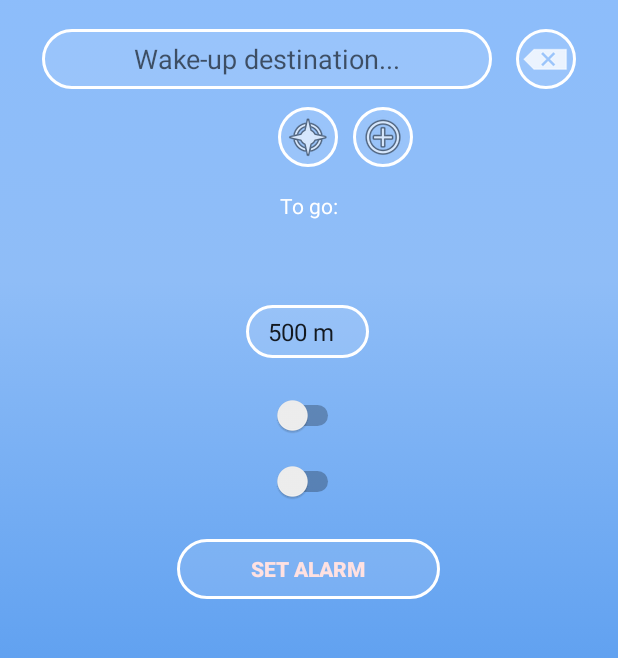
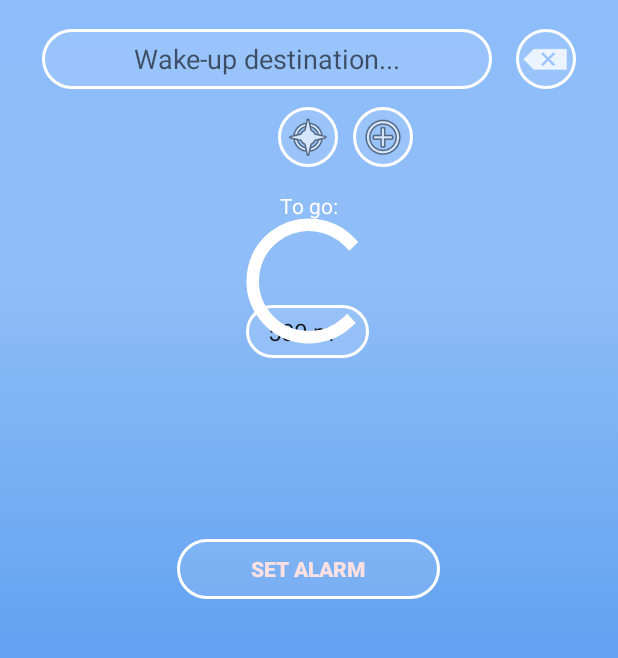
Before and after one commit to Segouta/Sleepy, an Android app: the layout activity_main.xml on its own in the app's theme, with its tools: preview values and no code run, on a phone screen of 412 x 824 dp, the part 337-995 px from its top. Run offline under Robolectric (Android 15) with nearby library versions, the phone set to English and light mode, and no system bars; network calls fail.

Commit message:
Seventeenth commit, almost done

```diff
--- a/app/src/main/res/layout/activity_main.xml
+++ b/app/src/main/res/layout/activity_main.xml
@@ -68,30 +68,6 @@
         app:layout_constraintStart_toStartOf="parent"
         app:layout_constraintTop_toTopOf="parent" />
 
-    <Switch
-        android:id="@+id/vibeSwitch"
-        android:layout_width="wrap_content"
-        android:layout_height="wrap_content"
-        android:layout_marginEnd="8dp"
-        android:layout_marginStart="8dp"
-        android:layout_marginTop="488dp"
-        app:layout_constraintEnd_toEndOf="parent"
-        app:layout_constraintHorizontal_bias="0.498"
-        app:layout_constraintStart_toStartOf="parent"
-        app:layout_constraintTop_toTopOf="parent" />
-
-    <Switch
-        android:id="@+id/soundSwitch"
-        android:layout_width="wrap_content"
-        android:layout_height="wrap_content"
-        android:layout_marginEnd="8dp"
-        android:layout_marginStart="8dp"
-        android:layout_marginTop="532dp"
-        app:layout_constraintEnd_toEndOf="parent"
-        app:layout_constraintHorizontal_bias="0.498"
-        app:layout_constraintStart_toStartOf="parent"
-        app:layout_constraintTop_toTopOf="parent" />
-
     <ImageView
         android:id="@+id/imageView"
         android:layout_width="203dp"
@@ -105,7 +81,7 @@
         app:srcCompat="@drawable/logo" />
 
     <Button
-        android:id="@+id/add"
+        android:id="@+id/backButton"
         android:layout_width="40dp"
         android:layout_height="40dp"
         android:layout_marginEnd="8dp"
@@ -123,7 +99,7 @@
         app:layout_constraintVertical_bias="1.0" />
 
     <Button
-        android:id="@+id/searchButton"
+        android:id="@+id/shareButton"
         android:layout_width="40dp"
         android:layout_height="40dp"
         android:layout_marginEnd="8dp"
@@ -184,7 +160,7 @@
         app:layout_constraintTop_toTopOf="parent" />
 
     <Button
-        android:id="@+id/setAlarm"
+        android:id="@+id/alarmButton"
         android:layout_width="175dp"
         android:layout_height="40dp"
         android:layout_marginEnd="8dp"
@@ -200,4 +176,18 @@
         app:layout_constraintStart_toStartOf="parent"
         app:layout_constraintTop_toTopOf="parent" />
 
+    <ProgressBar
+        android:id="@+id/progressBar"
+        style="?android:attr/progressBarStyle"
+        android:layout_width="100dp"
+        android:layout_height="100dp"
+        android:layout_marginBottom="8dp"
+        android:layout_marginEnd="8dp"
+        android:layout_marginStart="8dp"
+        android:layout_marginTop="8dp"
+        app:layout_constraintBottom_toBottomOf="parent"
+        app:layout_constraintEnd_toEndOf="parent"
+        app:layout_constraintStart_toStartOf="parent"
+        app:layout_constraintTop_toTopOf="parent" />
+
 </android.support.constraint.ConstraintLayout>
--- a/app/src/main/res/values/colors.xml
+++ b/app/src/main/res/values/colors.xml
@@ -2,5 +2,5 @@
 <resources>
     <color name="colorPrimary">#3f51b5</color>
     <color name="colorPrimaryDark">#6072e7</color>
-    <color name="colorAccent">#00eaff</color>
+    <color name="colorAccent">#ffffff</color>
 </resources>
```
Also changed, not shown: app/src/main/java/com/example/christian/sleepy/HelperMethods.java (+0 -19 lines), app/src/main/java/com/example/christian/sleepy/MainActivity.java (+103 -39 lines), app/src/main/java/com/example/christian/sleepy/SplashActivity.java (+23 -7 lines), app/src/main/res/layout/activity_splash.xml (+14 -0 lines), app/src/main/res/layout/custom_list.xml (+11 -1 lines).
